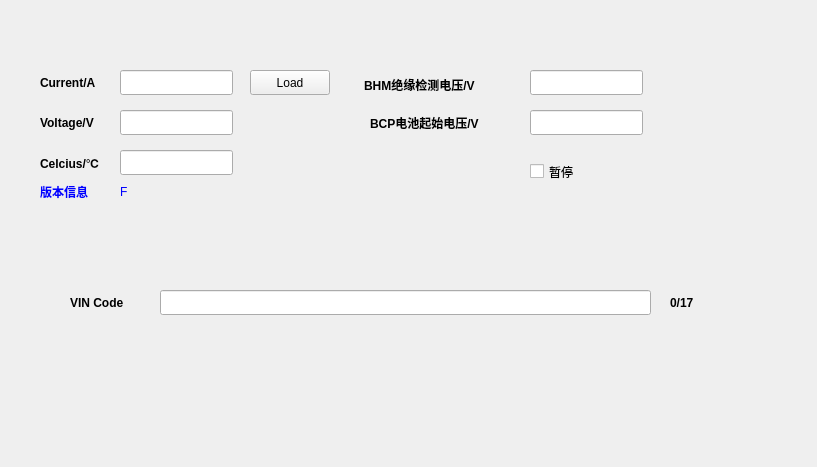
This is widget.ui in YaoLiMuMu/CAR_BMS as Qt 5 draws it before an edit. The edited form follows.
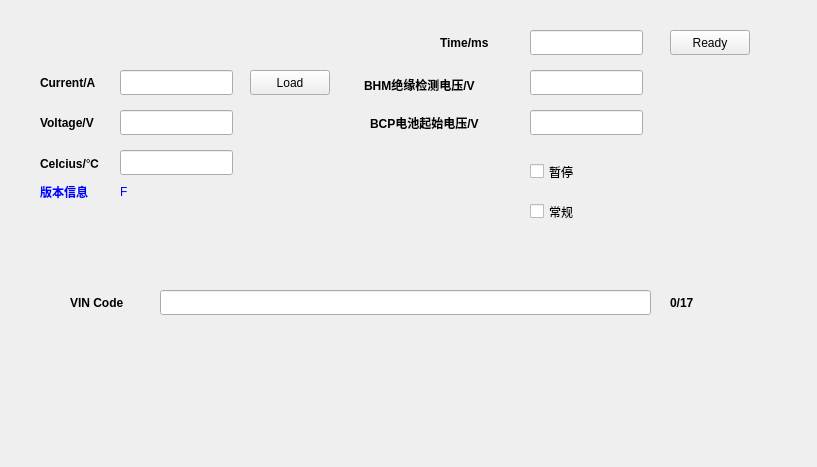
This is the edited form.

```diff
--- a/widget.ui
+++ b/widget.ui
@@ -304,6 +304,70 @@
     <cstring>lineEdit2_1</cstring>
    </property>
   </widget>
+  <widget class="QCheckBox" name="checkBox1_2">
+   <property name="geometry">
+    <rect>
+     <x>530</x>
+     <y>200</y>
+     <width>92</width>
+     <height>23</height>
+    </rect>
+   </property>
+   <property name="text">
+    <string>常规</string>
+   </property>
+  </widget>
+  <widget class="QPushButton" name="pushButton1_2">
+   <property name="geometry">
+    <rect>
+     <x>670</x>
+     <y>30</y>
+     <width>80</width>
+     <height>25</height>
+    </rect>
+   </property>
+   <property name="font">
+    <font>
+     <weight>50</weight>
+     <bold>false</bold>
+    </font>
+   </property>
+   <property name="text">
+    <string>Ready</string>
+   </property>
+  </widget>
+  <widget class="QLineEdit" name="lineEdit1_7">
+   <property name="geometry">
+    <rect>
+     <x>530</x>
+     <y>30</y>
+     <width>113</width>
+     <height>25</height>
+    </rect>
+   </property>
+  </widget>
+  <widget class="QLabel" name="label2_14">
+   <property name="geometry">
+    <rect>
+     <x>440</x>
+     <y>30</y>
+     <width>75</width>
+     <height>25</height>
+    </rect>
+   </property>
+   <property name="font">
+    <font>
+     <weight>75</weight>
+     <bold>true</bold>
+    </font>
+   </property>
+   <property name="text">
+    <string>Time/ms</string>
+   </property>
+   <property name="buddy">
+    <cstring>lineEdit2_2</cstring>
+   </property>
+  </widget>
  </widget>
  <layoutdefault spacing="6" margin="11"/>
  <resources/>
```
